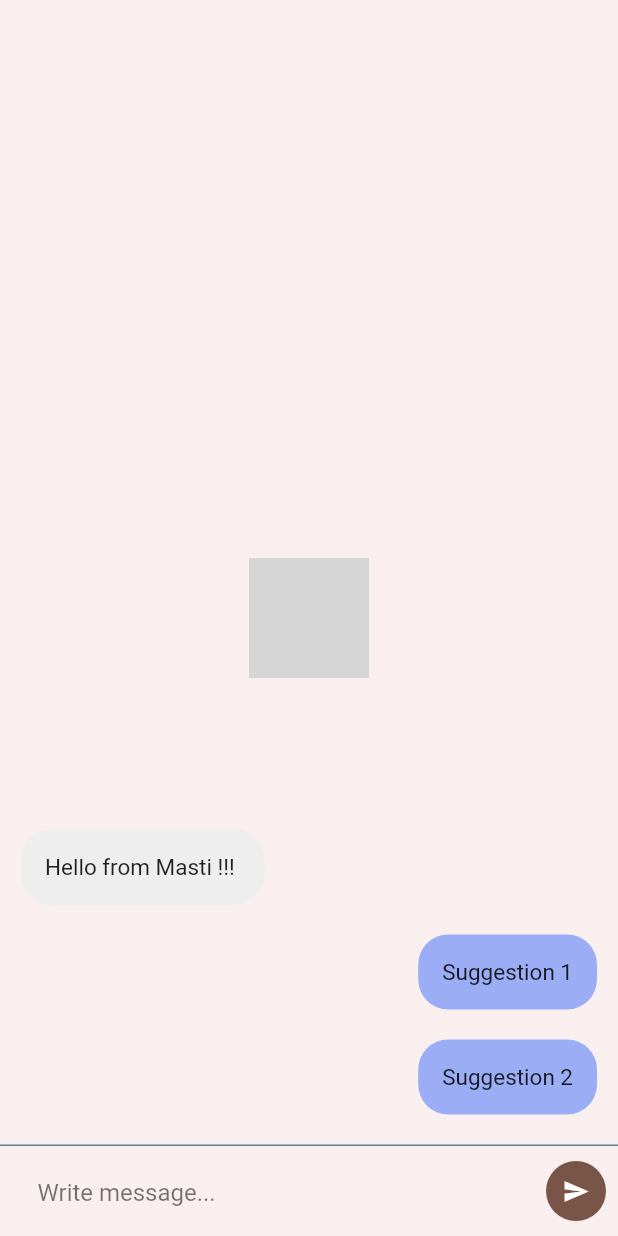
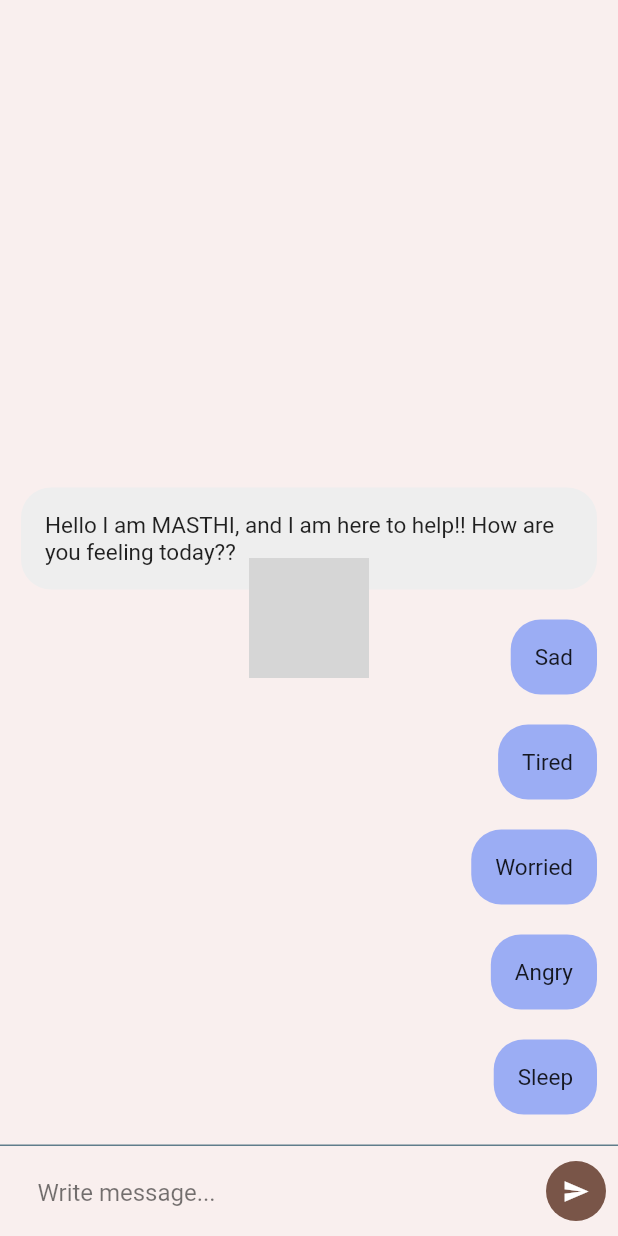
Before and after one commit to Krishn1412/Chatbot, a Flutter app: the screen it shows after launch, on a phone screen of 412 x 824 dp. Run offline on Flutter 3.47's test engine with Material 2 defaults, Android fonts, the phone set to English and light mode, and no system bars; missing offline and left inert: flutter_dialogflow; grey boxes are pictures that could not be loaded.

Commit message:
Update main.dart

```diff
--- a/lib/main.dart
+++ b/lib/main.dart
@@ -108,6 +108,7 @@ class _ChatbotState extends State<Chatbot> {
                     padding: const EdgeInsets.only(left: 14,right: 14,top: 10,bottom: 10),
                     child: Align(
                        alignment: (messages[index].messageType == "receiver"?Alignment.topLeft:Alignment.topRight),
+
                       child: Container(
                         decoration: BoxDecoration(
                           borderRadius: BorderRadius.circular(20),
@@ -183,8 +184,8 @@ class _ChatbotState extends State<Chatbot> {
     await AuthGoogle(fileJson: 'assets/chatbotkey.json').build();
     dialogflow = Dialogflow(authGoogle: authGoogle, language: Language.english);
     messages.add(ChatMessage(
-        messageContent: "Hello from Masti !!! ", messageType: "receiver", messageCategory: "reply"));
-        var suggestions =["Suggestion 1", "Suggestion 2"];
+        messageContent: "Hello I am MASTHI, and I am here to help!! How are you feeling today?? ", messageType: "receiver", messageCategory: "reply"));
+    var suggestions =["Sad", "Tired","Worried", "Angry","Sleep"];
     for (var suggestion in suggestions) {
       messages.add(ChatMessage(
           messageContent: suggestion,
@@ -192,10 +193,7 @@ class _ChatbotState extends State<Chatbot> {
           messageCategory: "suggestion"));
     }
     setState(() {
-
     });
-
-
   }
 
   fetchFromDialogFlow(String input) async {
```
Lines whose indentation alone changed are shown as unchanged.
